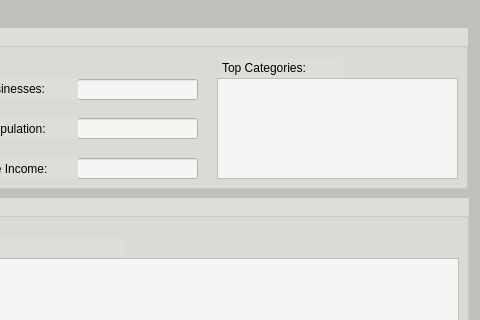
SamStan4/yelp-data-set, file user_interface.ui: the form before one commit; both pictures show x 632 to 1112 and y 0 to 320 of the 1112 by 734 pixel window.
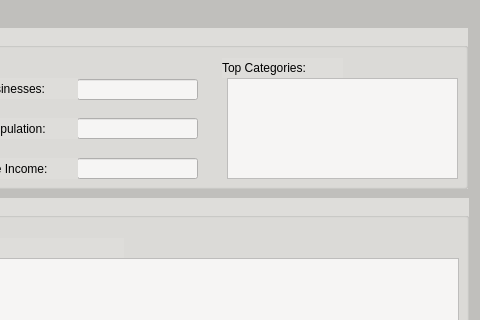
The form after the commit.

Commit message: some front end

Diff of the .ui file:
```diff
--- a/user_interface.ui
+++ b/user_interface.ui
@@ -214,22 +214,6 @@
       <string>Average Income:</string>
      </property>
     </widget>
-    <widget class="QListWidget" name="top_categories">
-     <property name="enabled">
-      <bool>false</bool>
-     </property>
-     <property name="geometry">
-      <rect>
-       <x>350</x>
-       <y>50</y>
-       <width>241</width>
-       <height>101</height>
-      </rect>
-     </property>
-     <property name="styleSheet">
-      <string notr="true">background-color: rgb(246, 245, 244);</string>
-     </property>
-    </widget>
     <widget class="QLabel" name="label_11">
      <property name="geometry">
       <rect>
@@ -243,6 +227,19 @@
       <string>Top Categories:</string>
      </property>
     </widget>
+    <widget class="QTableWidget" name="top_categories">
+     <property name="geometry">
+      <rect>
+       <x>360</x>
+       <y>50</y>
+       <width>231</width>
+       <height>101</height>
+      </rect>
+     </property>
+     <property name="styleSheet">
+      <string notr="true">background-color: rgb(246, 245, 244);</string>
+     </property>
+    </widget>
    </widget>
    <widget class="QGroupBox" name="groupBox_3">
     <property name="geometry">
```
The commit also changes 1 other file.
